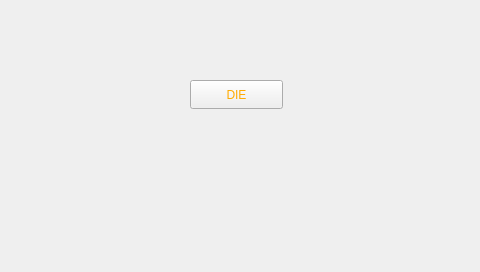
Before: the Qt Designer form EC535_Lab5_game/mainwindow.ui in te1p/EC535_Lab5, drawn with Qt 5.
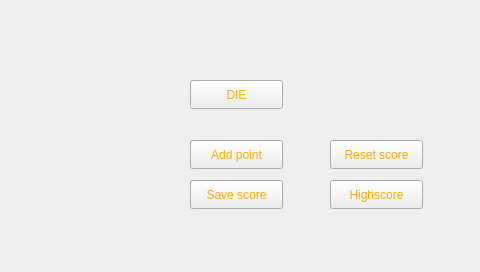
After: the same form once the commit is applied. The open tabs and pages were chosen to show the change. Icons and pictures are not drawn.

Commit message: score finished & wave plan

```diff
--- a/EC535_Lab5_game/mainwindow.ui
+++ b/EC535_Lab5_game/mainwindow.ui
@@ -88,6 +88,71 @@
        <string>DIE</string>
       </property>
      </widget>
+     <widget class="QPushButton" name="pushButton">
+      <property name="geometry">
+       <rect>
+        <x>190</x>
+        <y>140</y>
+        <width>93</width>
+        <height>29</height>
+       </rect>
+      </property>
+      <property name="text">
+       <string>Add point</string>
+      </property>
+     </widget>
+     <widget class="QPushButton" name="pushButton_3">
+      <property name="geometry">
+       <rect>
+        <x>190</x>
+        <y>180</y>
+        <width>93</width>
+        <height>29</height>
+       </rect>
+      </property>
+      <property name="text">
+       <string>Save score</string>
+      </property>
+     </widget>
+     <widget class="QPushButton" name="pushButton_4">
+      <property name="geometry">
+       <rect>
+        <x>330</x>
+        <y>140</y>
+        <width>93</width>
+        <height>29</height>
+       </rect>
+      </property>
+      <property name="text">
+       <string>Reset score</string>
+      </property>
+     </widget>
+     <widget class="QPushButton" name="pushButton_5">
+      <property name="geometry">
+       <rect>
+        <x>330</x>
+        <y>180</y>
+        <width>93</width>
+        <height>29</height>
+       </rect>
+      </property>
+      <property name="text">
+       <string>Highscore</string>
+      </property>
+     </widget>
+     <widget class="QLabel" name="label">
+      <property name="geometry">
+       <rect>
+        <x>80</x>
+        <y>190</y>
+        <width>63</width>
+        <height>20</height>
+       </rect>
+      </property>
+      <property name="text">
+       <string/>
+      </property>
+     </widget>
     </widget>
    </widget>
   </widget>
```
Left out of the diff: 2 changed lines with no effect on the pictures. The commit also changes 10 other files.
